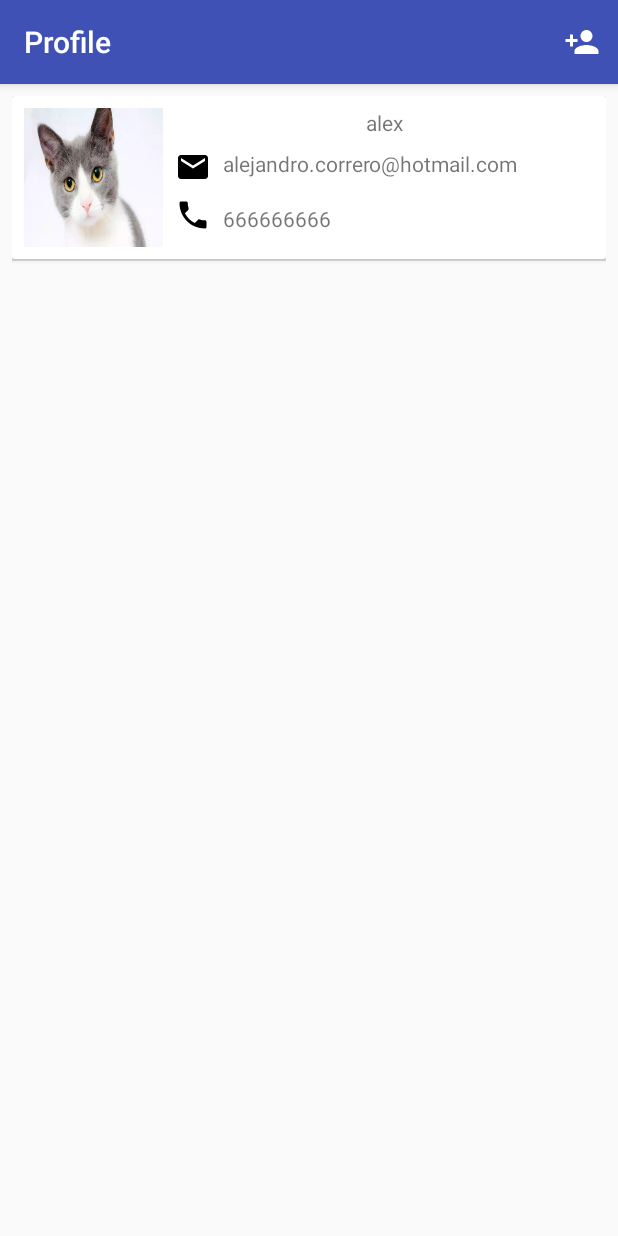
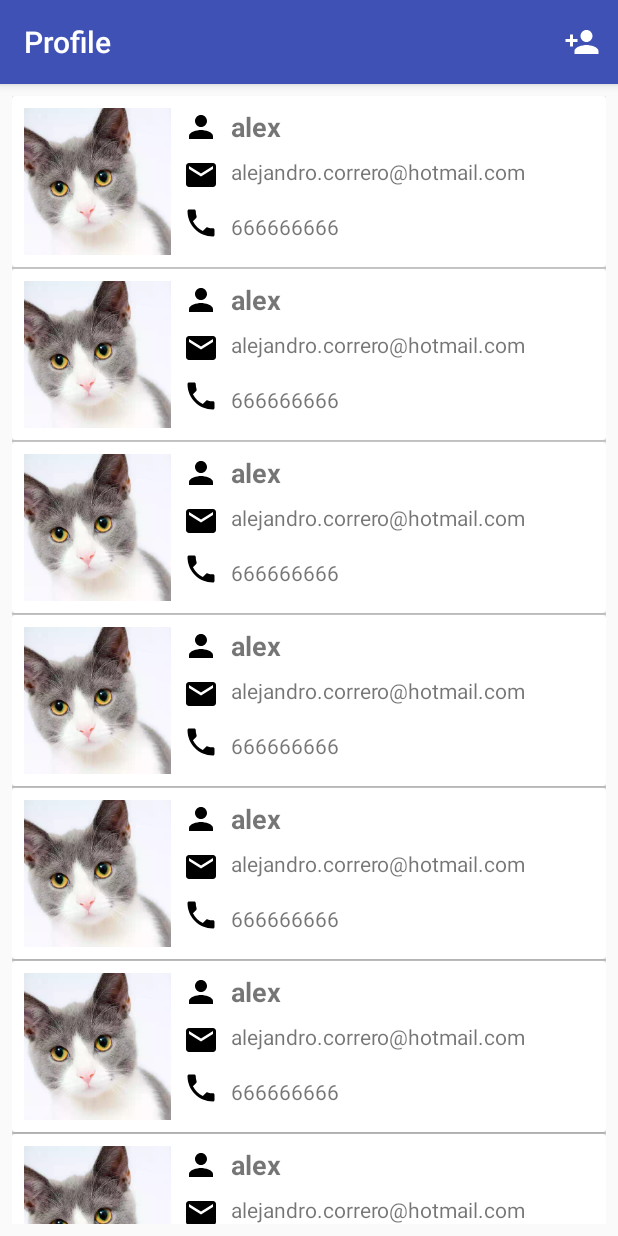
Before and after one commit to alejandrocorrero/ProfileAppv2, an Android app: the screen it shows after launch (MainPageActivity), on a phone screen of 412 x 824 dp. Run offline under Robolectric (Android 15) with nearby library versions, the phone set to English and light mode, and no system bars; our stand-ins replace ButterKnife.

Commit message:
NUEVAS COSAS

```diff
--- a/app/src/main/AndroidManifest.xml
+++ b/app/src/main/AndroidManifest.xml
@@ -11,7 +11,9 @@
         android:roundIcon="@mipmap/ic_launcher_round"
         android:supportsRtl="true"
         android:theme="@style/AppTheme">
-        <activity android:name=".ui.ProfileActivity" />
+        <activity android:name=".ui.ProfileActivity"
+            android:label="@string/activity_profile_name"
+            android:parentActivityName=".ui.MainPageActivity" />
         <activity
             android:name=".ui.CatSelect"
             android:label="@string/activity_cat_name"
--- a/app/src/main/java/com/correro/alejandro/profileapp/data/Database.java
+++ b/app/src/main/java/com/correro/alejandro/profileapp/data/Database.java
@@ -14,7 +14,13 @@ public class Database {
         users = new ArrayList<User>();
         //TODO PRUEBA
         users.add(new User("alex","666666666","alejandro.correro@hotmail.com", R.drawable.cat1,"wwww.marca.com","avenida la cañada"));
-
+        users.add(new User("alex","666666666","alejandro.correro@hotmail.com", R.drawable.cat1,"wwww.marca.com","avenida la cañada"));
+        users.add(new User("alex","666666666","alejandro.correro@hotmail.com", R.drawable.cat1,"wwww.marca.com","avenida la cañada"));
+        users.add(new User("alex","666666666","alejandro.correro@hotmail.com", R.drawable.cat1,"wwww.marca.com","avenida la cañada"));
+        users.add(new User("alex","666666666","alejandro.correro@hotmail.com", R.drawable.cat1,"wwww.marca.com","avenida la cañada"));
+        users.add(new User("alex","666666666","alejandro.correro@hotmail.com", R.drawable.cat1,"wwww.marca.com","avenida la cañada"));
+        users.add(new User("alex","666666666","alejandro.correro@hotmail.com", R.drawable.cat1,"wwww.marca.com","avenida la cañada"));
+        users.add(new User("alex","666666666","alejandro.correro@hotmail.com", R.drawable.cat1,"wwww.marca.com","avenida la cañada"));
     }
 
     public static synchronized Database getInstance() {
@@ -32,15 +38,15 @@ public class Database {
         users.add(user);
     }
 
-    public void updateStudent(User user, int position) {
+    public void updateUser(User user, int position) {
         users.set(position, user);
     }
 
-    public void deleteStudent(int position) {
+    public void deleteUser(int position) {
         users.remove(position);
     }
 
-    public void insertStudent(User user, int position) {
+    public void insertUser(User user, int position) {
         users.add(position, user);
     }
 }
--- a/app/src/main/java/com/correro/alejandro/profileapp/ui/MainPageActivity.java
+++ b/app/src/main/java/com/correro/alejandro/profileapp/ui/MainPageActivity.java
@@ -2,12 +2,12 @@ package com.correro.alejandro.profileapp.ui;
 
 import android.content.Intent;
 import android.os.Bundle;
+import android.support.design.widget.Snackbar;
 import android.support.v7.app.AppCompatActivity;
 import android.view.Menu;
 import android.view.MenuItem;
 import android.widget.ListView;
 import android.widget.TextView;
-import android.widget.Toast;
 
 import com.correro.alejandro.profileapp.R;
 import com.correro.alejandro.profileapp.data.Database;
@@ -29,6 +29,7 @@ public class MainPageActivity extends AppCompatActivity {
     private ArrayList<User> users = new ArrayList<>();
     private Database database;
     private static final int RC_PROFILE_ACTIVITY = 1;
+    private static final int RC_PROFILE_UPDATE = 2;
 
     @Override
     protected void onCreate(Bundle savedInstanceState) {
@@ -43,17 +44,30 @@ public class MainPageActivity extends AppCompatActivity {
     private void setupListView() {
         lvProfile.setEmptyView(lblEmpty);
         lvProfile.setOnItemClickListener((adapterView, view, position, id) -> editUser(adapter.getItem(position), position));
+        lvProfile.setOnItemLongClickListener((adapterView, view, position, l) -> {
+            deleteUser(position);
+            return true;
+        });
         adapter = new MainPageActivityAdapter(this, users);
         lvProfile.setAdapter(adapter);
     }
 
+    private void deleteUser(int position) {
+        User user = adapter.getItem(position);
+        database.deleteUser(position);
+        adapter.notifyDataSetChanged();
+        Snackbar.make(lvProfile, getString(R.string.MainPageActivity_remove_user,user.getName()), Snackbar.LENGTH_LONG).setAction(getString(R.string.MainPageActivity_undo_user), view -> {
+            database.insertUser(user, position);
+            adapter.notifyDataSetChanged();
+        }).show();
+    }
+
     private void editUser(User user, int position) {
-        ProfileActivity.startForResult(this, RC_PROFILE_ACTIVITY, user, position);
+        ProfileActivity.startForResult(this, RC_PROFILE_UPDATE, user, position);
     }
 
     private ArrayList<User> loadUsers() {
         database = Database.getInstance();
-        Toast.makeText(this, "Cargando", Toast.LENGTH_SHORT).show();
         return database.getUsers();
     }
 
@@ -85,6 +99,13 @@ public class MainPageActivity extends AppCompatActivity {
                 adapter.notifyDataSetChanged();
             }
         }
+        if (resultCode == RESULT_OK && requestCode == RC_PROFILE_UPDATE) {
+            if (data.hasExtra("user")) {
+                User user = data.getParcelableExtra("user");
+                database.updateUser(user, data.getIntExtra("positon", 0));
+                adapter.notifyDataSetChanged();
+            }
+        }
 
     }
 
--- a/app/src/main/java/com/correro/alejandro/profileapp/ui/ProfileActivity.java
+++ b/app/src/main/java/com/correro/alejandro/profileapp/ui/ProfileActivity.java
@@ -22,6 +22,8 @@ import com.correro.alejandro.profileapp.data.model.User;
 import com.correro.alejandro.profileapp.data.utils.IntentsUtils;
 import com.correro.alejandro.profileapp.data.utils.NetworkUtils;
 import com.correro.alejandro.profileapp.data.utils.ValidationUtils;
+
+import org.w3c.dom.Text;
 
 import butterknife.BindColor;
 import butterknife.BindView;
@@ -182,7 +184,7 @@ public class ProfileActivity extends AppCompatActivity {
             ivWeb.setClickable(true);
         } else {
             ivWeb.setImageResource(R.drawable.ic_web_grey_24dp);
-            ivWeb.setClickable(true);
+            ivWeb.setClickable(false);
         }
     }
 
@@ -271,8 +273,7 @@ public class ProfileActivity extends AppCompatActivity {
     @OnClick({R.id.ivCat, R.id.lblCatName})
     public void clickCat() {
         Intent intent = new Intent(this, CatSelect.class);
-        intent.putExtra("cat", drawableId);
-
+        intent.putExtra("cat", (int) ivCat.getTag());
         startActivityForResult(intent, RC_CAT);
 
     }
@@ -313,6 +314,7 @@ public class ProfileActivity extends AppCompatActivity {
        txtPhone.setText(user.getPhone());
        txtWeb.setText(user.getWeb());
        ivCat.setImageResource(user.getAvatar());
+        ivCat.setTag(user.getAvatar());
 
 
     }
@@ -322,19 +324,23 @@ public class ProfileActivity extends AppCompatActivity {
         return super.onCreateOptionsMenu(menu);
     }
 
-    //TODO TERMINAR ACTUALIZAR USUARIO
     @Override
     public boolean onOptionsItemSelected(MenuItem item) {
         if (item.getItemId() == R.id.mnuAccept) {
-            addStudent();
-            return true;
+            //I consider that the only essential information are emaiil,phone and name.
+            if(ivEmail.isClickable()&&ivPhone.isClickable()&& !TextUtils.isEmpty(txtName.getText().toString())){
+                addStudent();
+                return true;}
+            else
+                Toast.makeText(this, "Add valid information", Toast.LENGTH_SHORT).show();
         }
         return super.onOptionsItemSelected(item);
     }
 
     private void addStudent() {
         Intent result = new Intent();
-        result.putExtra("user", new User(txtName.getText().toString(),txtPhone.getText().toString(),txtEmail.getText().toString(),(int)ivCat.getTag(),txtAddress.getText().toString(),txtAddress.getText().toString()));
+        result.putExtra("user", new User(txtName.getText().toString(),txtPhone.getText().toString(),txtEmail.getText().toString(),(int)ivCat.getTag(),txtWeb.getText().toString(),txtAddress.getText().toString()));
+        result.putExtra("position",position);
         setResult(RESULT_OK, result);
         finish();
     }
--- /dev/null
+++ b/app/src/main/res/drawable/ic_person_black_24dp.xml
@@ -0,0 +1,9 @@
+<vector xmlns:android="http://schemas.android.com/apk/res/android"
+        android:width="24dp"
+        android:height="24dp"
+        android:viewportWidth="24.0"
+        android:viewportHeight="24.0">
+    <path
+        android:fillColor="#FF000000"
+        android:pathData="M12,12c2.21,0 4,-1.79 4,-4s-1.79,-4 -4,-4 -4,1.79 -4,4 1.79,4 4,4zM12,14c-2.67,0 -8,1.34 -8,4v2h16v-2c0,-2.66 -5.33,-4 -8,-4z"/>
+</vector>
--- a/app/src/main/res/layout/activity_main_item.xml
+++ b/app/src/main/res/layout/activity_main_item.xml
@@ -16,76 +16,94 @@
             android:id="@+id/ivAvatar"
             android:layout_width="0dp"
             android:layout_height="0dp"
-            android:layout_marginBottom="8dp"
-            android:layout_marginStart="8dp"
-            android:layout_marginTop="8dp"
-            android:scaleType="fitXY"
+            android:layout_marginBottom="@dimen/activity_main_view_margin_default"
+            android:layout_marginStart="@dimen/activity_main_view_margin_default"
+            android:layout_marginTop="@dimen/activity_main_view_margin_default"
+            android:scaleType="centerCrop"
             app:layout_constraintBottom_toBottomOf="parent"
             app:layout_constraintDimensionRatio="w,1:1"
             app:layout_constraintStart_toStartOf="parent"
             app:layout_constraintTop_toTopOf="parent"
-            app:srcCompat="@mipmap/ic_launcher" />
+            app:srcCompat="@mipmap/ic_launcher"
+            tools:ignore="ContentDescription" />
 
         <TextView
             android:id="@+id/lblName"
             android:layout_width="0dp"
             android:layout_height="wrap_content"
-            android:layout_marginEnd="8dp"
-            android:layout_marginStart="8dp"
-            android:layout_marginTop="8dp"
-            android:text="TextView"
-            android:textAlignment="center"
+            android:layout_marginEnd="@dimen/activity_main_view_margin_default"
+            android:layout_marginStart="@dimen/activity_main_view_margin_default"
+            android:layout_marginTop="@dimen/activity_main_view_margin_default"
+            android:textAlignment="textStart"
+            android:textSize="@dimen/activity_main_item_text_size"
+            android:textStyle="bold"
             app:layout_constraintEnd_toEndOf="parent"
             app:layout_constraintHorizontal_weight="0.9"
-            app:layout_constraintStart_toEndOf="@+id/ivAvatar"
-            app:layout_constraintTop_toTopOf="parent" />
+            app:layout_constraintStart_toEndOf="@+id/ivUser"
+            app:layout_constraintTop_toTopOf="parent"
+            tools:text="Test text" />
 
         <TextView
             android:id="@+id/lblEmail"
             android:layout_width="0dp"
             android:layout_height="wrap_content"
-            android:layout_marginEnd="8dp"
-            android:layout_marginStart="8dp"
-            android:layout_marginTop="8dp"
-            android:text="TextView"
+            android:layout_marginEnd="@dimen/activity_main_view_margin_default"
+            android:layout_marginStart="@dimen/activity_main_view_margin_default"
+            android:layout_marginTop="@dimen/activity_main_view_margin_default"
             app:layout_constraintEnd_toEndOf="parent"
-            app:layout_constraintStart_toEndOf="@+id/imageView"
-            app:layout_constraintTop_toBottomOf="@+id/lblName" />
+            app:layout_constraintStart_toEndOf="@+id/ivEmail"
+            app:layout_constraintTop_toBottomOf="@+id/lblName"
+            tools:text="Test text" />
 
         <TextView
             android:id="@+id/lblPhone"
             android:layout_width="0dp"
             android:layout_height="wrap_content"
-            android:layout_marginBottom="8dp"
-            android:layout_marginEnd="8dp"
-            android:layout_marginStart="8dp"
-            android:layout_marginTop="8dp"
-            android:text="TextView"
+            android:layout_marginBottom="@dimen/activity_main_view_margin_default"
+            android:layout_marginEnd="@dimen/activity_main_view_margin_default"
+            android:layout_marginStart="@dimen/activity_main_view_margin_default"
+            android:layout_marginTop="@dimen/activity_main_view_margin_default"
             app:layout_constraintBottom_toBottomOf="parent"
             app:layout_constraintEnd_toEndOf="parent"
-            app:layout_constraintStart_toEndOf="@+id/imageView2"
-            app:layout_constraintTop_toBottomOf="@+id/lblEmail" />
+            app:layout_constraintStart_toEndOf="@+id/ivPhone"
+            app:layout_constraintTop_toBottomOf="@+id/lblEmail"
+            tools:text="Test text" />
 
         <ImageView
-            android:id="@+id/imageView"
+            android:id="@+id/ivEmail"
             android:layout_width="wrap_content"
             android:layout_height="wrap_content"
-            android:layout_marginStart="8dp"
-            android:layout_marginTop="8dp"
+            android:layout_marginStart="@dimen/activity_main_view_margin_default"
+            android:layout_marginTop="@dimen/activity_main_view_margin_default"
+            android:src="@drawable/ic_email_black_24dp"
             app:layout_constraintStart_toEndOf="@+id/ivAvatar"
             app:layout_constraintTop_toBottomOf="@+id/lblName"
-            android:src="@drawable/ic_email_black_24dp" />
+            tools:ignore="ContentDescription" />
 
         <ImageView
-            android:id="@+id/imageView2"
+            android:id="@+id/ivPhone"
             android:layout_width="wrap_content"
             android:layout_height="wrap_content"
-            android:layout_marginStart="8dp"
-            android:layout_marginTop="8dp"
+            android:layout_marginStart="@dimen/activity_main_view_margin_default"
+            android:layout_marginTop="@dimen/activity_main_view_margin_default"
+            android:src="@drawable/ic_local_phone_black_24dp"
             app:layout_constraintBottom_toBottomOf="@+id/lblPhone"
             app:layout_constraintStart_toEndOf="@+id/ivAvatar"
-            app:layout_constraintTop_toBottomOf="@+id/imageView"
-            android:src="@drawable/ic_local_phone_black_24dp" />
+            app:layout_constraintTop_toBottomOf="@+id/ivEmail"
+            tools:ignore="ContentDescription" />
+
+        <ImageView
+            android:id="@+id/ivUser"
+            android:layout_width="wrap_content"
+            android:layout_height="wrap_content"
+            android:layout_marginBottom="@dimen/activity_main_view_margin_default"
+            android:layout_marginStart="@dimen/activity_main_view_margin_default"
+            android:layout_marginTop="@dimen/activity_main_view_margin_default"
+            android:src="@drawable/ic_person_black_24dp"
+            app:layout_constraintBottom_toBottomOf="@+id/lblName"
+            app:layout_constraintStart_toEndOf="@+id/ivAvatar"
+            app:layout_constraintTop_toTopOf="@+id/lblName"
+            tools:ignore="ContentDescription" />
 
 
     </android.support.constraint.ConstraintLayout>
--- a/app/src/main/res/values/dimens.xml
+++ b/app/src/main/res/values/dimens.xml
@@ -3,4 +3,5 @@
     <dimen name="activity_main_textSize">12sp</dimen>
     <dimen name="activity_main_view_margin_default">8dp</dimen>
     <dimen name="activity_main_lblCatName_padding">5sp</dimen>
+    <dimen name="activity_main_item_text_size">18sp</dimen>
 </resources>
--- a/app/src/main/res/values/strings.xml
+++ b/app/src/main/res/values/strings.xml
@@ -25,4 +25,7 @@
     <string name="activity_cat_name">Select avatar</string>
     <string name="activity_main_page_lblEmpty_text">Click to add a new profile</string>
     <string name="mnuAdd">Add</string>
+    <string name="MainPageActivity_remove_user">%1$s remove</string>
+    <string name="MainPageActivity_undo_user">Undo</string>
+    <string name="activity_profile_name">User profile</string>
 </resources>
```
Also changed, not shown: 1 other file.
